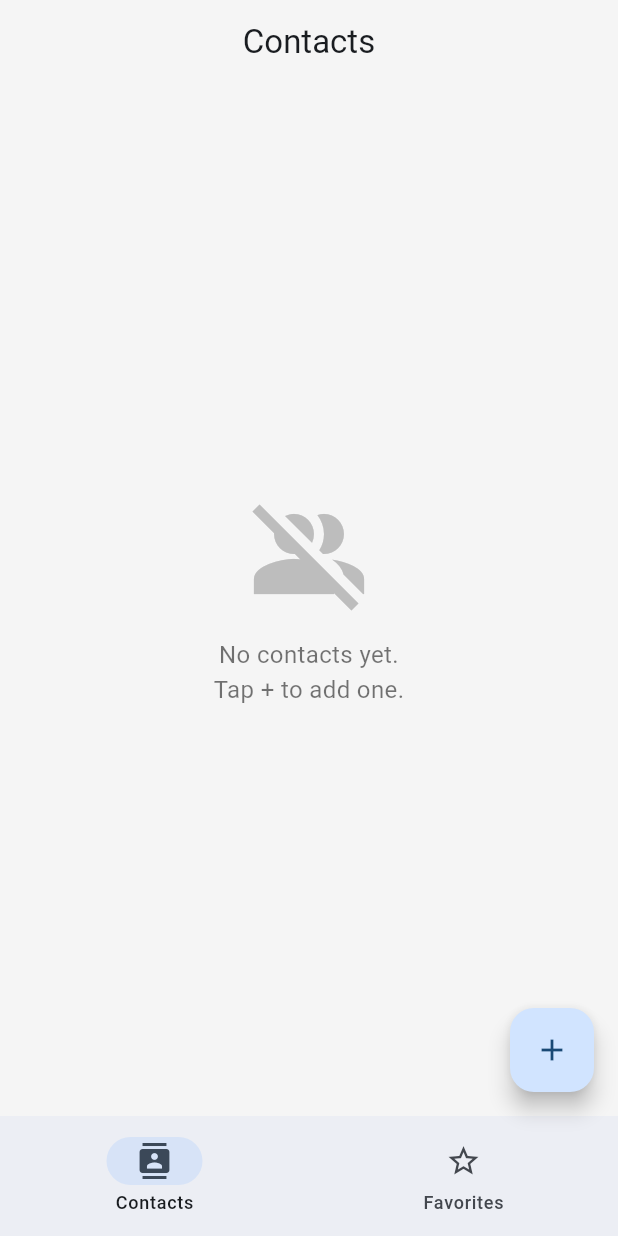
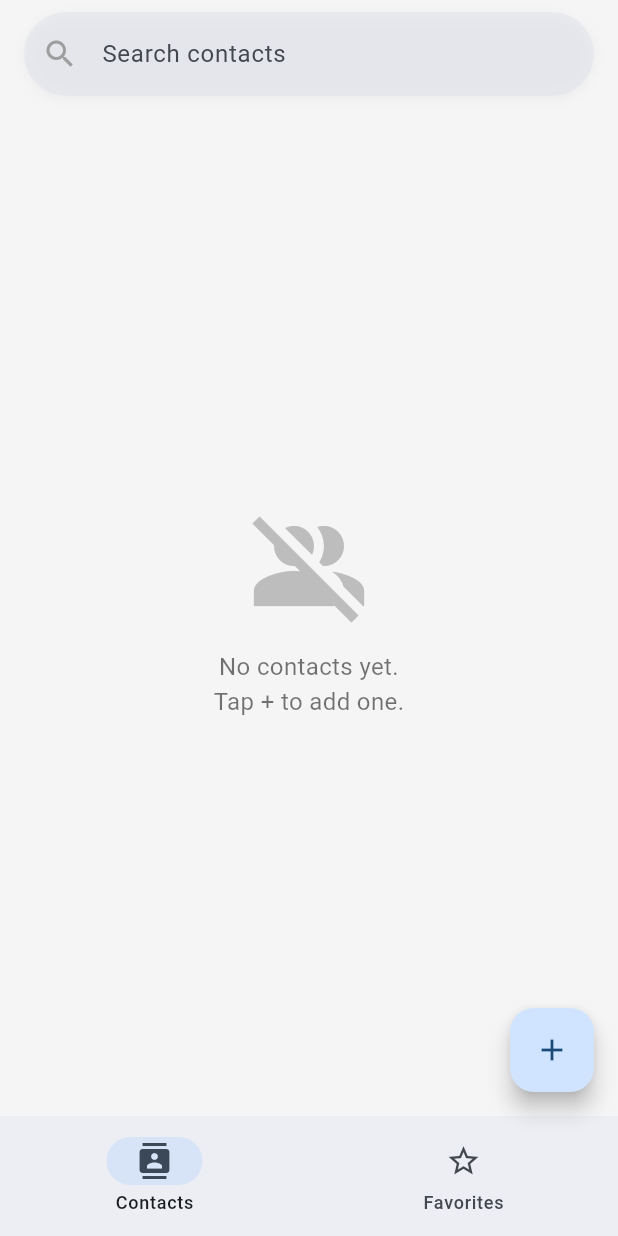
Before and after one commit to ambraleprashant/contacts_app, a Flutter app: the screen it shows after launch, on a phone screen of 412 x 824 dp. Run offline on Flutter 3.47's test engine with Material 3 defaults, Android fonts, the phone set to English and light mode, and no system bars; our stand-ins replace sqflite; missing offline and left inert: flutter_phone_direct_caller; accounts and stored records are empty.

Commit message:
UI improvements

```diff
--- a/lib/screens/contact_detail_screen.dart
+++ b/lib/screens/contact_detail_screen.dart
@@ -1,6 +1,7 @@
 import 'package:flutter/material.dart';
 import 'package:provider/provider.dart';
 import 'package:url_launcher/url_launcher.dart';
+import 'package:flutter_phone_direct_caller/flutter_phone_direct_caller.dart';
 import '../models/contact_model.dart';
 import '../providers/contact_provider.dart';
 import '../utils/constants.dart';
@@ -12,6 +13,9 @@ class ContactDetailScreen extends StatelessWidget {
   const ContactDetailScreen({Key? key, required this.contact}) : super(key: key);
 
   Future<void> _makePhoneCall(String phoneNumber) async {
+    final bool? res = await FlutterPhoneDirectCaller.callNumber(phoneNumber);
+    if (res == null || !res) {
+      debugPrint('Direct call failed, trying fallback url launcher...');
       final Uri launchUri = Uri(
         scheme: 'tel',
         path: phoneNumber,
@@ -20,6 +24,7 @@ class ContactDetailScreen extends StatelessWidget {
         await launchUrl(launchUri);
       } else {
         debugPrint('Could not launch $phoneNumber');
+      }
     }
   }
 
--- a/lib/screens/contacts_screen.dart
+++ b/lib/screens/contacts_screen.dart
@@ -19,10 +19,19 @@ class ContactsScreen extends StatelessWidget {
           return const EmptyWidget(message: 'No contacts yet.\nTap + to add one.');
         }
 
+        final contacts = provider.searchedContacts;
+
+        if (contacts.isEmpty) {
+          return const EmptyWidget(
+            message: 'No matching contacts found.',
+            icon: Icons.search_off,
+          );
+        }
+
         return ListView.builder(
-          itemCount: provider.contacts.length,
+          itemCount: contacts.length,
           itemBuilder: (context, index) {
-            final contact = provider.contacts[index];
+            final contact = contacts[index];
             return ContactTile(contact: contact);
           },
         );
--- a/lib/screens/home_screen.dart
+++ b/lib/screens/home_screen.dart
@@ -14,6 +14,7 @@ class HomeScreen extends StatefulWidget {
 
 class _HomeScreenState extends State<HomeScreen> {
   int _currentIndex = 0;
+  late TextEditingController _searchController;
 
   final List<Widget> _screens = [
     const ContactsScreen(),
@@ -23,6 +24,10 @@ class _HomeScreenState extends State<HomeScreen> {
   @override
   void initState() {
     super.initState();
+    _searchController = TextEditingController();
+    _searchController.addListener(() {
+      setState(() {});
+    });
     // Fetch contacts when home screen initializes
     WidgetsBinding.instance.addPostFrameCallback((_) {
       Provider.of<ContactProvider>(context, listen: false).fetchContacts();
@@ -30,10 +35,59 @@ class _HomeScreenState extends State<HomeScreen> {
   }
 
   @override
+  void dispose() {
+    _searchController.dispose();
+    super.dispose();
+  }
+
+  @override
   Widget build(BuildContext context) {
+    final provider = Provider.of<ContactProvider>(context);
     return Scaffold(
-      appBar: AppBar(
-        title: Text(_currentIndex == 0 ? 'Contacts' : 'Favorites'),
+      appBar: PreferredSize(
+        preferredSize: const Size.fromHeight(80),
+        child: SafeArea(
+          child: Padding(
+            padding: const EdgeInsets.symmetric(horizontal: 16.0, vertical: 8.0),
+            child: Container(
+              height: 56,
+              decoration: BoxDecoration(
+                color: Theme.of(context).colorScheme.surfaceVariant.withOpacity(0.5),
+                borderRadius: BorderRadius.circular(28),
+                boxShadow: [
+                  BoxShadow(
+                    color: Colors.black.withOpacity(0.04),
+                    blurRadius: 6,
+                    offset: const Offset(0, 2),
+                  ),
+                ],
+              ),
+              child: Center(
+                child: TextField(
+                  controller: _searchController,
+                  decoration: InputDecoration(
+                    hintText: _currentIndex == 0 ? 'Search contacts' : 'Search favorites',
+                    prefixIcon: const Icon(Icons.search, color: Colors.grey),
+                    suffixIcon: _searchController.text.isNotEmpty
+                        ? IconButton(
+                            icon: const Icon(Icons.clear, color: Colors.grey),
+                            onPressed: () {
+                              _searchController.clear();
+                              provider.setSearchQuery('');
+                            },
+                          )
+                        : null,
+                    border: InputBorder.none,
+                    contentPadding: const EdgeInsets.symmetric(vertical: 14),
+                  ),
+                  onChanged: (value) {
+                    provider.setSearchQuery(value);
+                  },
+                ),
+              ),
+            ),
+          ),
+        ),
       ),
       body: _screens[_currentIndex],
       floatingActionButton: FloatingActionButton(
@@ -52,6 +106,8 @@ class _HomeScreenState extends State<HomeScreen> {
         onDestinationSelected: (index) {
           setState(() {
             _currentIndex = index;
+            _searchController.clear();
+            provider.setSearchQuery('');
           });
         },
         destinations: const [
--- a/pubspec.yaml
+++ b/pubspec.yaml
@@ -39,6 +39,7 @@ dependencies:
   path: ^1.9.0
   provider: ^6.1.5+1
   url_launcher: ^6.3.0
+  flutter_phone_direct_caller: ^2.2.1
 
 dev_dependencies:
   flutter_test:
```
Also changed, not shown: lib/providers/contact_provider.dart (+32 -0 lines), lib/screens/favorites_screen.dart (+10 -3 lines), lib/widgets/contact_tile.dart (+27 -3 lines), pubspec.lock, 3 other files. Lines whose indentation alone changed are shown as unchanged.
